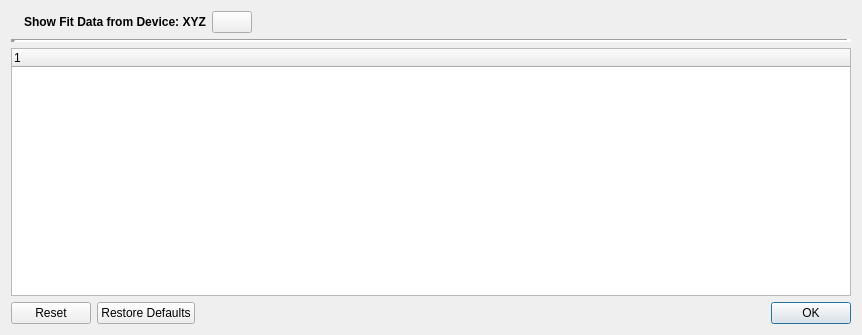
Before: the Qt Designer form src/qmapshack/gis/trk/IFitDataDialog.ui in kkarsten62/qmapshack, drawn with Qt 5.
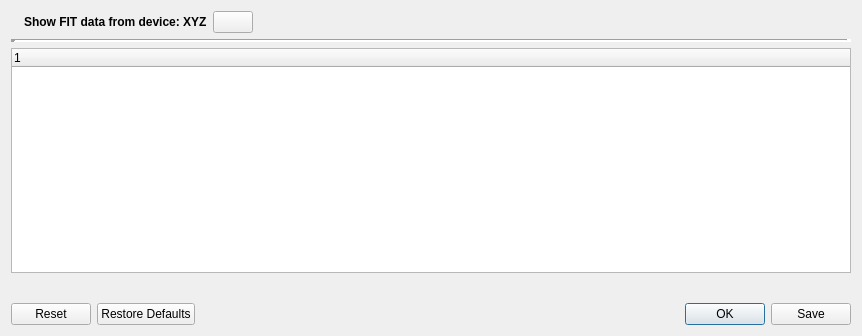
After: the same form once the commit is applied. Icons and pictures are not drawn.

Commit message: Add hide/show columns.

Diff of the .ui file:
```diff
--- a/src/qmapshack/gis/trk/IFitDataDialog.ui
+++ b/src/qmapshack/gis/trk/IFitDataDialog.ui
@@ -7,13 +7,36 @@
     <x>0</x>
     <y>0</y>
     <width>862</width>
-    <height>335</height>
+    <height>336</height>
    </rect>
   </property>
   <property name="windowTitle">
    <string>Energy Use Cycling Parameter Set</string>
   </property>
   <layout class="QGridLayout" name="gridLayout">
+   <item row="4" column="0">
+    <widget class="QDialogButtonBox" name="buttonBox">
+     <property name="toolTip">
+      <string/>
+     </property>
+     <property name="orientation">
+      <enum>Qt::Horizontal</enum>
+     </property>
+     <property name="standardButtons">
+      <set>QDialogButtonBox::Ok|QDialogButtonBox::Reset|QDialogButtonBox::RestoreDefaults|QDialogButtonBox::Save</set>
+     </property>
+    </widget>
+   </item>
+   <item row="1" column="0">
+    <widget class="Line" name="line_3">
+     <property name="lineWidth">
+      <number>5</number>
+     </property>
+     <property name="orientation">
+      <enum>Qt::Horizontal</enum>
+     </property>
+    </widget>
+   </item>
    <item row="0" column="0">
     <layout class="QHBoxLayout" name="horizontalLayout_2">
      <item>
@@ -41,7 +64,7 @@
         </font>
        </property>
        <property name="text">
-        <string>Show Fit Data from Device: XYZ</string>
+        <string>Show FIT data from device: XYZ</string>
        </property>
       </widget>
      </item>
@@ -71,29 +94,6 @@
      </item>
     </layout>
    </item>
-   <item row="3" column="0">
-    <widget class="QDialogButtonBox" name="buttonBox">
-     <property name="toolTip">
-      <string/>
-     </property>
-     <property name="orientation">
-      <enum>Qt::Horizontal</enum>
-     </property>
-     <property name="standardButtons">
-      <set>QDialogButtonBox::Ok|QDialogButtonBox::Reset|QDialogButtonBox::RestoreDefaults</set>
-     </property>
-    </widget>
-   </item>
-   <item row="1" column="0">
-    <widget class="Line" name="line_3">
-     <property name="lineWidth">
-      <number>5</number>
-     </property>
-     <property name="orientation">
-      <enum>Qt::Horizontal</enum>
-     </property>
-    </widget>
-   </item>
    <item row="2" column="0">
     <widget class="QTreeWidget" name="treeTable">
      <column>
@@ -103,6 +103,15 @@
      </column>
     </widget>
    </item>
+   <item row="3" column="0">
+    <widget class="QWidget" name="widgetHeaderCb" native="true">
+     <layout class="QGridLayout" name="gridLayout_2">
+      <item row="0" column="0">
+       <layout class="QGridLayout" name="gridHeaderCb"/>
+      </item>
+     </layout>
+    </widget>
+   </item>
   </layout>
  </widget>
  <tabstops>
```
Left out of the diff: 2 changed lines with no effect on the pictures. The commit also changes 5 other files.
